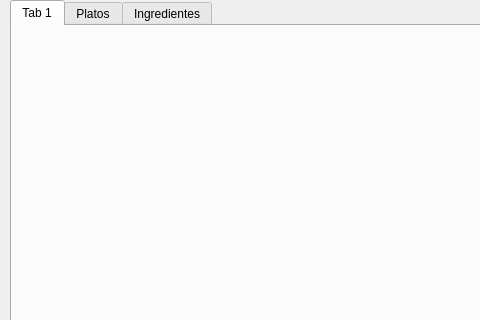
This is MenuPlanningAPP/mainwindowmenuplan.ui in JuanManuelRamos/Trabajo-Fin-de-Grado as Qt 5 draws it before an edit; both pictures show x 0 to 480 and y 0 to 320 of the 989 by 638 pixel window. The edited form follows.
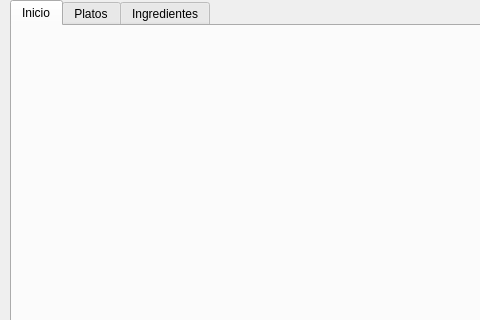
This is the edited form. The open tabs and pages were chosen to show the change.

Commit message: Mejora de página de inicio y documentación

```diff
--- a/MenuPlanningAPP/mainwindowmenuplan.ui
+++ b/MenuPlanningAPP/mainwindowmenuplan.ui
@@ -49,7 +49,7 @@
     </property>
     <widget class="QWidget" name="tab">
      <attribute name="title">
-      <string>Tab 1</string>
+      <string>Inicio</string>
      </attribute>
      <widget class="QGroupBox" name="groupBox_3">
       <property name="geometry">
```
Left out of the diff: 19 changed lines with no effect on the pictures. The commit also changes 19 other files.
